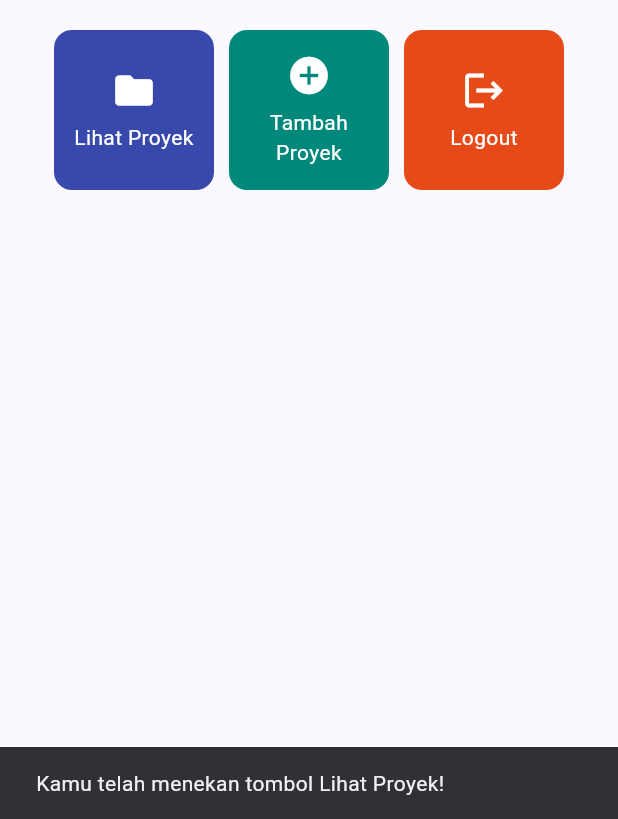
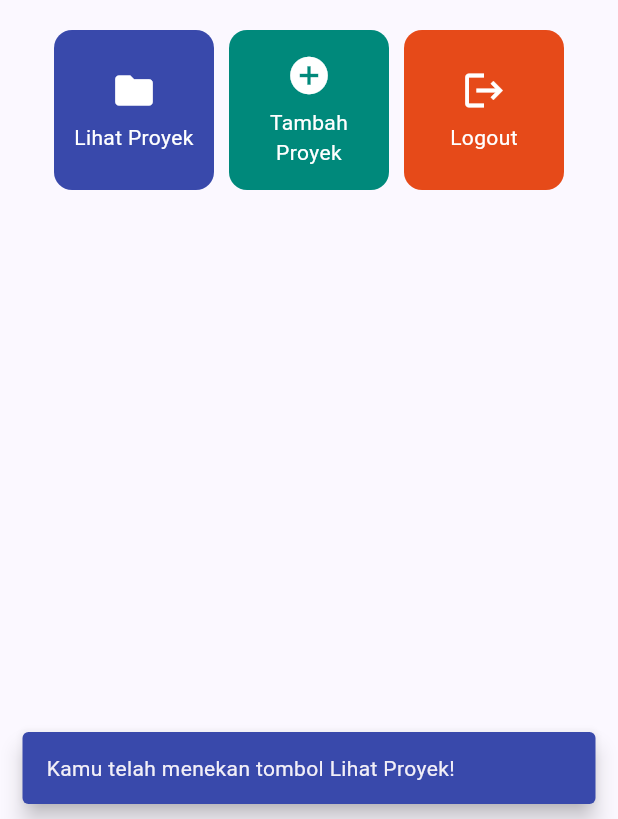
Before and after one commit to gdemahartaputra-hash/myportofolio_mobile, a Flutter app: the screen it shows after launch, after a tap on "Lihat Proyek", on a phone screen of 412 x 824 dp, the part 417-1236 px from its top. Run offline on Flutter 3.47's test engine with Material 3 defaults, Android fonts, the phone set to English and light mode, and no system bars.

Commit message:
docs: tambah docstring pada kelas di menu.dart dan perbaiki komentar warna ItemCard

```diff
--- a/lib/menu.dart
+++ b/lib/menu.dart
@@ -1,5 +1,10 @@
 import 'package:flutter/material.dart';
 
+/// Halaman utama MyPortfolio Mobile.
+///
+/// Menampilkan identitas pemilik melalui tiga [InfoCard] dan menu aksi
+/// berupa kisi [ItemCard]. Halaman bersifat statis sehingga cukup
+/// menggunakan [StatelessWidget].
 class MyHomePage extends StatelessWidget {
   MyHomePage({super.key});
 
@@ -81,6 +86,10 @@ class MyHomePage extends StatelessWidget {
   }
 }
 
+/// Kartu kecil yang menampilkan [title] dan [content].
+///
+/// Dipakai tiga kali (NPM, Name, Class) agar tampilan kartu cukup
+/// didefinisikan satu kali (reusable widget).
 class InfoCard extends StatelessWidget {
   // Kartu informasi yang menampilkan judul (title) dan isi (content).
   final String title;
@@ -110,6 +119,10 @@ class InfoCard extends StatelessWidget {
   }
 }
 
+/// Model data satu tombol aksi: [name], [icon], dan [color].
+///
+/// Warna disimpan di model sehingga [ItemCard] tidak memerlukan
+/// percabangan `if-else` untuk menentukan warna tiap tombol.
 class ItemHomepage {
   final String name;
   final IconData icon;
@@ -118,6 +131,9 @@ class ItemHomepage {
   ItemHomepage(this.name, this.icon, this.color);
 }
 
+/// Kartu tombol aksi berikon dengan warna latar dari [ItemHomepage.color].
+///
+/// Saat ditekan, menampilkan SnackBar berisi nama tombol.
 class ItemCard extends StatelessWidget {
   final ItemHomepage item;
 
@@ -126,7 +142,7 @@ class ItemCard extends StatelessWidget {
   @override
   Widget build(BuildContext context) {
     return Material(
-      // Menggunakan warna sekunder dari skema tema aplikasi.
+      // Warna latar unik per tombol, diambil dari model ItemHomepage.
       color: item.color,
       borderRadius: BorderRadius.circular(12),
       child: InkWell(
@@ -138,6 +154,8 @@ class ItemCard extends StatelessWidget {
             ..showSnackBar(
               SnackBar(
                 content: Text("Kamu telah menekan tombol ${item.name}!"),
+                backgroundColor: item.color,
+                behavior: SnackBarBehavior.floating,
               ),
             );
         },
```
